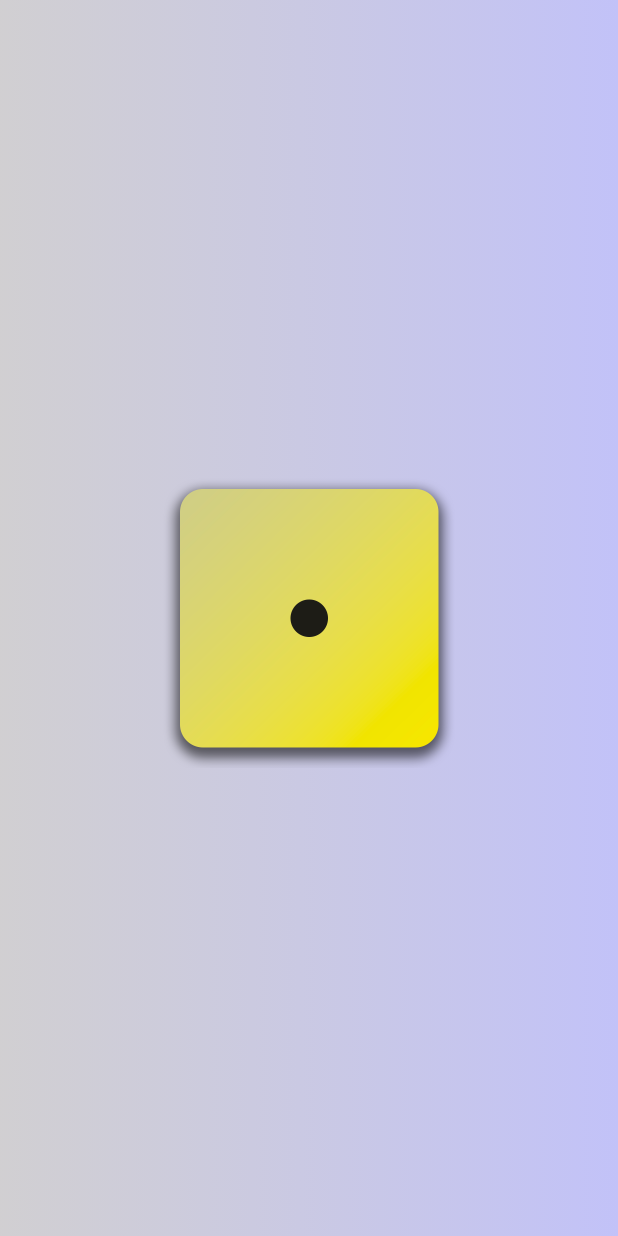
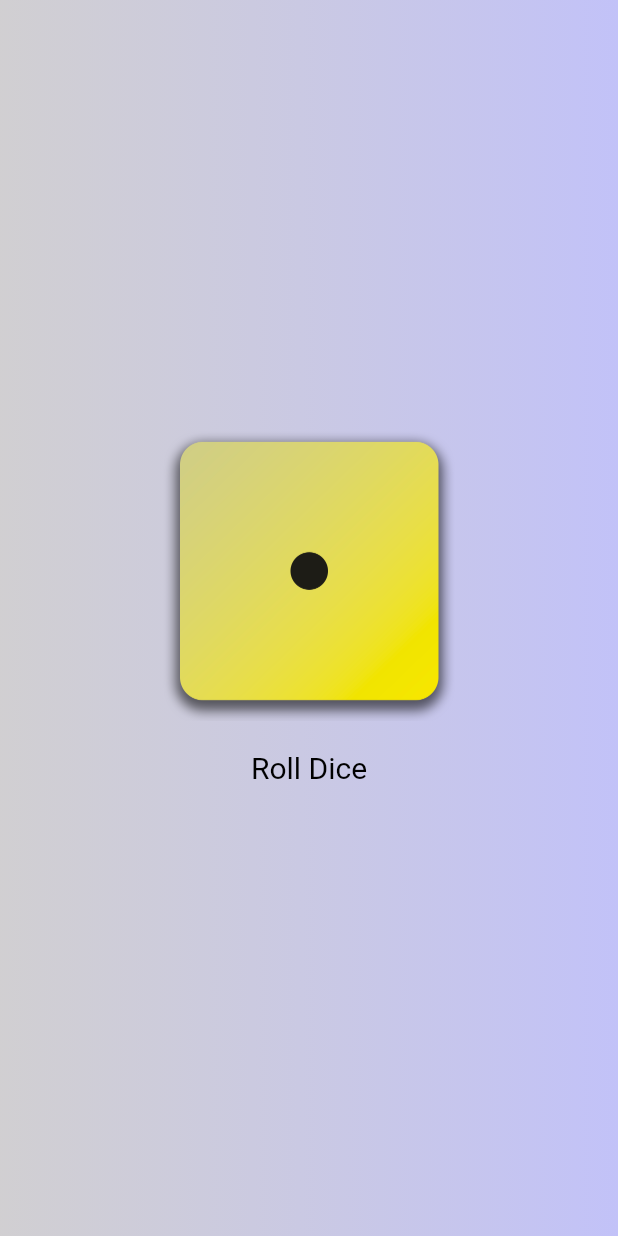
Before and after one commit to incri/learning-Flutter-Basics, a Flutter app: the screen it shows after launch, on a phone screen of 412 x 824 dp. Run offline on Flutter 3.47's test engine with Material 2 defaults, Android fonts, the phone set to English and light mode, and no system bars.

Commit message:
adding a button for rolling dice prototype

```diff
--- a/dice_master/lib/gradient_container.dart
+++ b/dice_master/lib/gradient_container.dart
@@ -6,16 +6,29 @@ class GradientContainer extends StatelessWidget {
   final Color color1;
   final Color color2;
 
+  void rollDice() {
+    //...
+  }
+
   @override
   Widget build(context) {
     return Container(
       decoration:
           BoxDecoration(gradient: LinearGradient(colors: [color1, color2])),
       child: Center(
-          child: Image.asset(
-        'assets/images/dice-1.png',
-        width: 200,
-      )),
+          child: Column(mainAxisSize: MainAxisSize.min, children: [
+        Image.asset(
+          'assets/images/dice-1.png',
+          width: 200,
+        ),
+        TextButton(
+            onPressed: rollDice,
+            style: TextButton.styleFrom(
+                padding: const EdgeInsets.all(20),
+                foregroundColor: Colors.black,
+                textStyle: const TextStyle(fontSize: 20)),
+            child: const Text('Roll Dice'))
+      ])),
     );
   }
 }
--- a/dice_master/lib/text_style_container.dart
+++ b/dice_master/lib/text_style_container.dart
@@ -9,7 +9,7 @@ class TextStyleContainer extends StatelessWidget {
   Widget build(context) {
     return Text(
       text,
-      style: const TextStyle(color: Colors.black, fontSize: 38),
+      style: const TextStyle(color: Colors.black, fontSize: 20),
     );
   }
 }
```
